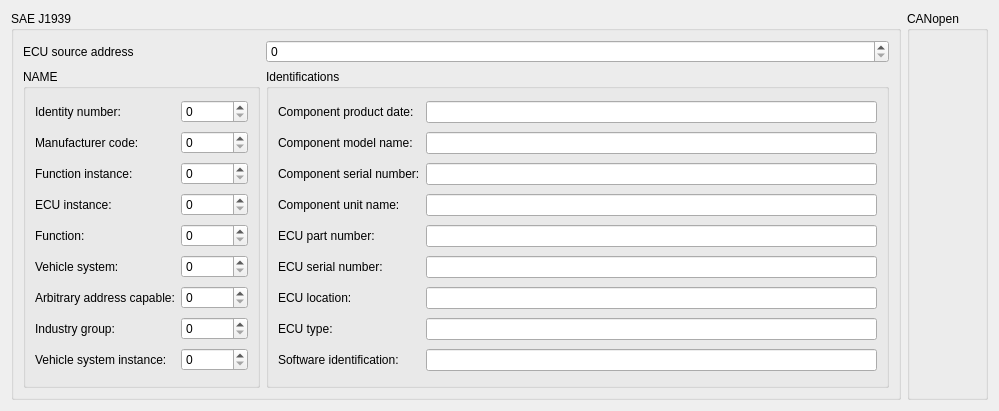
Before: the Qt Designer form code/main/edit/cansettings/cansettingswindow.ui in DanielMartensson/OpenSourceLogger-Qt, drawn with Qt 5.
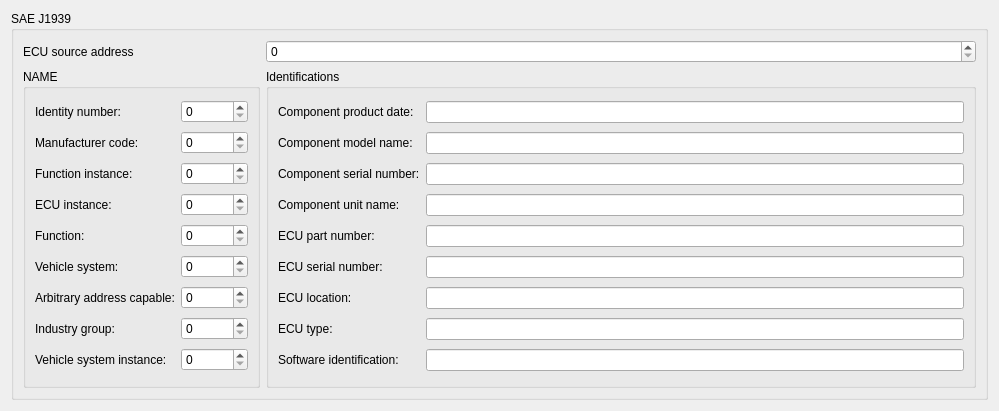
After: the same form once the commit is applied. Icons and pictures are not drawn.

The edit to the form file:
```diff
--- a/code/main/edit/cansettings/cansettingswindow.ui
+++ b/code/main/edit/cansettings/cansettingswindow.ui
@@ -314,13 +314,6 @@
      </layout>
     </widget>
    </item>
-   <item row="0" column="1">
-    <widget class="QGroupBox" name="groupBox_2">
-     <property name="title">
-      <string>CANopen</string>
-     </property>
-    </widget>
-   </item>
   </layout>
  </widget>
  <resources>
```
